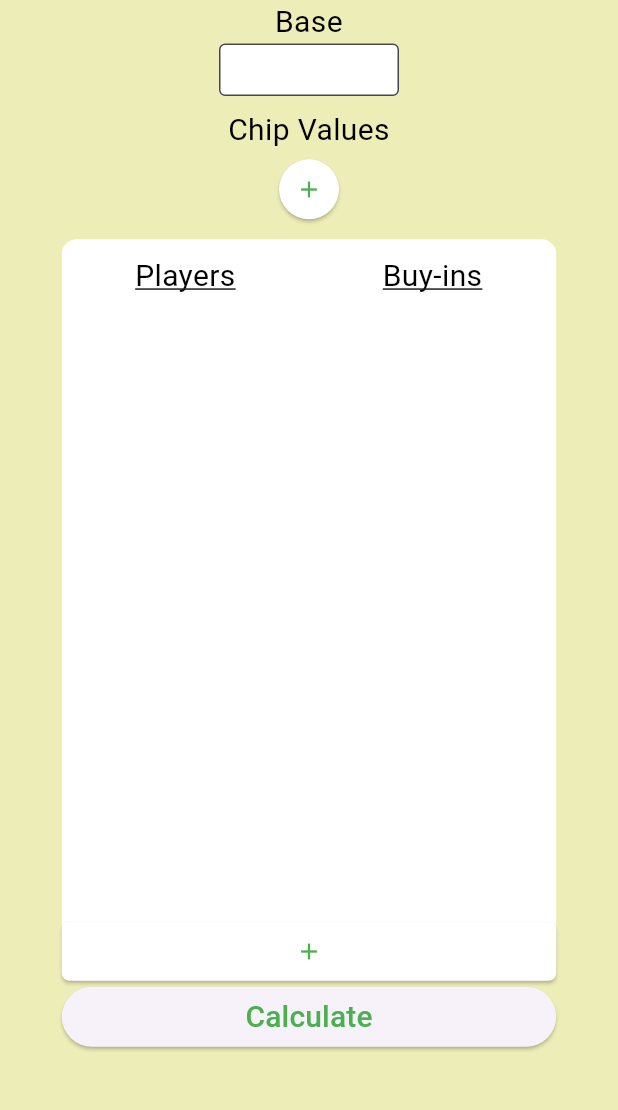
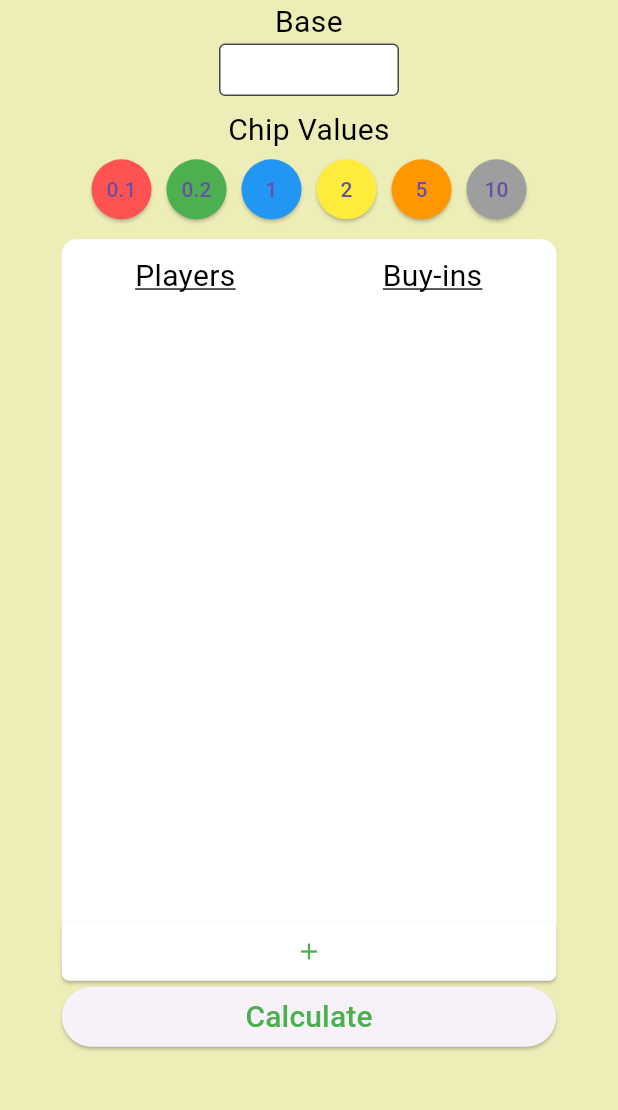
Before and after one commit to Boonpin97/chips_counter, a Flutter app: the screen it shows after launch, on a phone screen of 412 x 824 dp, the part 84-1194 px from its top. Run offline on Flutter 3.47's test engine with Material 3 defaults, Android fonts, the phone set to English and light mode, and no system bars; missing offline and left inert: dart:ffi.

Commit message:
Fixed buyin bug

```diff
--- a/lib/class/players.dart
+++ b/lib/class/players.dart
@@ -1,7 +1,7 @@
 class Players {
   String name;
   int buyin = 1;
-  double base = 0.0;
+  double base;
   double total = 0.0;
   double playerBase = 0.0;
   double earning = 0.0;
@@ -23,7 +23,7 @@ class Players {
     print("$name Total: $total, Earning: $earning, Base: $playerBase, Total: $total");
   }
 
-  Players(this.name) {
+  Players(this.name, this.base) {
     playerBase = buyin * base;
   }
 }
--- a/lib/pages/home.dart
+++ b/lib/pages/home.dart
@@ -3,12 +3,10 @@ import 'package:flutter/material.dart';
 import '/widgets/base.dart';
 import '/widgets/denomination.dart';
 import '/widgets/playerbuyin.dart';
-import '/widgets/calculatebutton.dart';
 import '/class/players.dart';
+import '/params.dart';
 
 const double boxSpacing = 0.01;
-
-double base = 0.0;
 
 class HomePage extends StatefulWidget {
   List<Players> playersList;
@@ -19,14 +17,13 @@ class HomePage extends StatefulWidget {
 
 class _MyWidgetState extends State<HomePage> {
   List<Players> playersList;
+
   _MyWidgetState(this.playersList);
+
   void updateBase(input) {
-    setState(() {
-      base = double.parse(input);
-      for (int i = 0; i < playersList.length; i++) {
-        playersList[i].base = base;
-      }
-    });
+    playerbase = double.parse(input);
+    print("Base updated: $playerbase");
+    setState(() {});
   }
 
   @override
@@ -50,8 +47,8 @@ class _MyWidgetState extends State<HomePage> {
               SizedBox(height: screenHeight * boxSpacing),
               const Denomination(),
               SizedBox(height: screenHeight * boxSpacing),
-              PlayerBuyIn(base, playersList),
-              const CalculateButton(),
+              PlayerBuyIn(playersList),
+              CalculateButton(playersList, playerbase),
             ],
           ),
         ));
--- a/lib/params.dart
+++ b/lib/params.dart
@@ -1,8 +1,9 @@
 import 'package:flutter/material.dart';
 
+double playerbase = 0.0;
 const List<Color> coinColor = [Colors.redAccent, Colors.green, Colors.blue, Colors.yellow, Colors.orange, Colors.grey];
-//List<String> denominationList = ['0.1', '0.2', '1', '2', '5', '10'];
-List<String> denominationList = [];
+List<String> denominationList = ['0.1', '0.2', '1', '2', '5', '10'];
+//List<String> denominationList = [];
 
 class ScreenArguments {
   final int index;
--- a/lib/widgets/calculatebutton.dart
+++ b/lib/widgets/calculatebutton.dart
@@ -1,9 +1,13 @@
 import 'package:flutter/material.dart';
+import 'package:chips_counter/class/players.dart';
+import '/params.dart';
 
 const double buttonWidth = 0.8;
 
 class CalculateButton extends StatelessWidget {
-  const CalculateButton({super.key});
+  List<Players> playerlist;
+  double base;
+  CalculateButton(this.playerlist, this.base, {Key? key}) : super(key: key);
 
   @override
   Widget build(BuildContext context) {
@@ -13,6 +17,10 @@ class CalculateButton extends StatelessWidget {
       width: screenWidth * buttonWidth,
       child: ElevatedButton(
           onPressed: () {
+            for (Players player in playerlist) {
+              player.base = playerbase;
+              player.updateValues();
+            }
             Navigator.pushNamed(
               context,
               '/summaryPage',
--- a/lib/widgets/playerbuyin.dart
+++ b/lib/widgets/playerbuyin.dart
@@ -2,6 +2,7 @@ import 'package:flutter/material.dart';
 import 'package:flutter/widgets.dart';
 import '/widgets/playercard.dart';
 import '/class/players.dart';
+import '/params.dart';
 
 const whiteAreaWidth = 0.8;
 const whiteAreaHeight = 0.6;
@@ -9,21 +10,19 @@ const titleHeight = 0.1;
 const addButtonHeight = 0.08;
 
 class PlayerBuyIn extends StatefulWidget {
-  double base;
   List<Players> playersList;
 
-  PlayerBuyIn(this.base, this.playersList, {Key? key}) : super(key: key);
+  PlayerBuyIn(this.playersList, {Key? key}) : super(key: key);
 
   @override
-  _PlayerBuyInState createState() => _PlayerBuyInState(base, playersList);
+  _PlayerBuyInState createState() => _PlayerBuyInState(playersList);
 }
 
 class _PlayerBuyInState extends State<PlayerBuyIn> {
   var controller = TextEditingController();
-  double base;
   List<Players> playersList;
 
-  _PlayerBuyInState(this.base, this.playersList);
+  _PlayerBuyInState(this.playersList);
 
   void removePlayer(int index) {
     setState(() {
@@ -81,7 +80,7 @@ class _PlayerBuyInState extends State<PlayerBuyIn> {
                         onPressed: () {
                           Navigator.pop(context);
                           if (controller.text.isNotEmpty) {
-                            playersList.add(Players(controller.text));
+                            playersList.add(Players(controller.text, playerbase));
                             print(playersList);
                             setState(() {
                               controller.text = "";
--- a/lib/widgets/playercard.dart
+++ b/lib/widgets/playercard.dart
@@ -74,6 +74,7 @@ class _PlayerCardState extends State<PlayerCard> {
                     if (playersList[index].denominationCount.isEmpty) {
                       playersList[index].denominationCount = List<int>.filled(denominationList.length, 0);
                     }
+                    playersList[index].base = playerbase;
                     playersList[index].updateValues();
                     Navigator.pushNamed(
                       context,
```
Also changed, not shown: lib/main.dart (+6 -6 lines).
